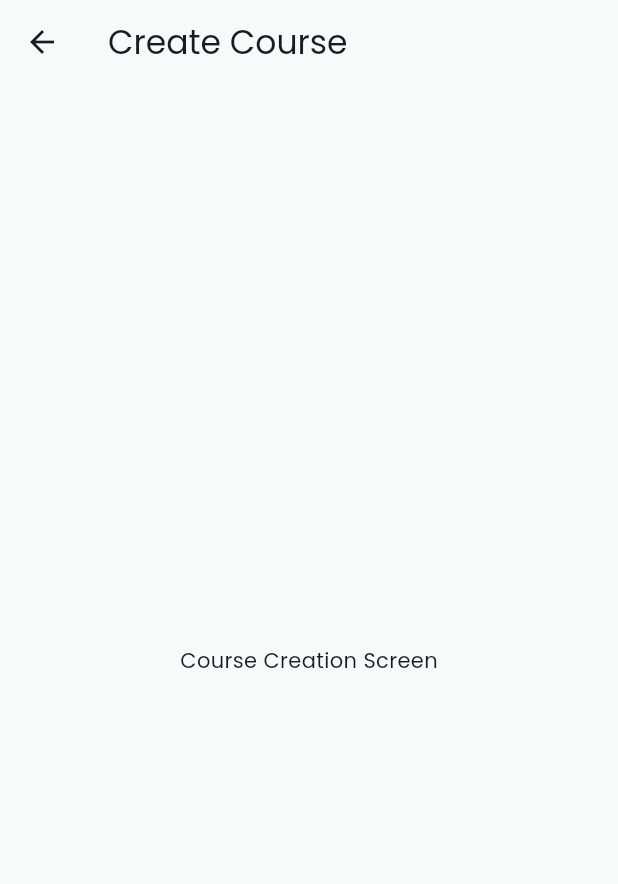
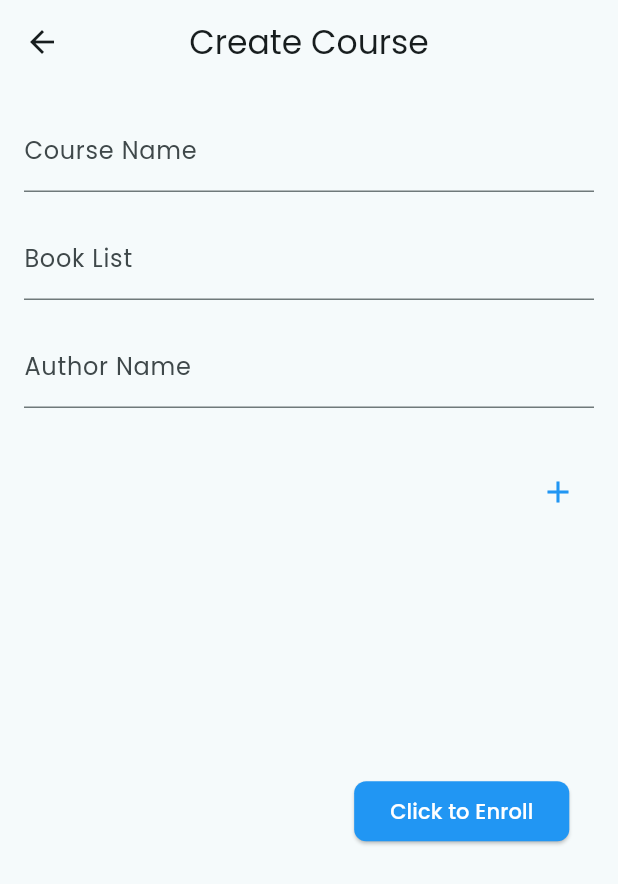
Before and after one commit to IamSAShuvo/classroom-app, a Flutter app: the CreateCourseScreen screen opened directly, on a phone screen of 412 x 824 dp. Shown: the top 884 px of the screen. Run offline on Flutter 3.47's test engine with Material 3 defaults, Android fonts, the phone set to English and light mode, and no system bars; our stand-ins replace flutter_svg.

Commit message:
feat: make a widget to create course under teacher

```diff
--- a/lib/components/widgets/createCourseScreen/create_course_screen.dart
+++ b/lib/components/widgets/createCourseScreen/create_course_screen.dart
@@ -1,16 +1,176 @@
+import 'dart:convert';
+import 'package:classroom_app/components/utils/global_authorization_token.dart';
 import 'package:flutter/material.dart';
+import 'package:http/http.dart' as http;
 
-class CreateCourseScreen extends StatelessWidget {
+class CreateCourseScreen extends StatefulWidget {
   const CreateCourseScreen({super.key});
+
+  @override
+  State<CreateCourseScreen> createState() => _CreateCourseScreenState();
+}
+
+class _CreateCourseScreenState extends State<CreateCourseScreen> {
+  final TextEditingController courseNameController = TextEditingController();
+  final TextEditingController courseTeacherController = TextEditingController();
+  List<Map<String, TextEditingController>> bookControllers = [];
+
+  @override
+  void initState() {
+    super.initState();
+    addBookInputFields();
+  }
+
+  void addBookInputFields() {
+    setState(() {
+      bookControllers.add({
+        'bookName': TextEditingController(),
+        'authorName': TextEditingController(),
+      });
+    });
+  }
+
+  Future<void> createCourse() async {
+    final courseTitle = courseNameController.text;
+
+    final books = bookControllers.map((controllers) {
+      return {
+        'name': controllers['bookName']?.text ?? '',
+        'author': controllers['authorName']?.text ?? '',
+      };
+    }).toList();
+
+    final requestBody = {
+      'courseTitle': courseTitle,
+      'books': books,
+    };
+
+    const apiUrl = 'http://10.0.2.2:8080/course/create';
+    try {
+      final response = await http.post(
+        Uri.parse(apiUrl),
+        headers: {
+          'Authorization': 'Bearer $authToken',
+          'Content-Type': 'application/json',
+        },
+        body: jsonEncode(requestBody),
+      );
+
+      if (response.statusCode == 200) {
+        ScaffoldMessenger.of(context).showSnackBar(
+          const SnackBar(content: Text('Course created successfully!')),
+        );
+        Navigator.pop(context);
+      } else {
+        ScaffoldMessenger.of(context).showSnackBar(
+          SnackBar(content: Text('Error: ${response.body}')),
+        );
+      }
+    } catch (e) {
+      ScaffoldMessenger.of(context).showSnackBar(
+        SnackBar(content: Text('Exception: $e')),
+      );
+    }
+  }
+
+  @override
+  void dispose() {
+    courseNameController.dispose();
+    courseTeacherController.dispose();
+    for (var controllers in bookControllers) {
+      controllers['bookName']?.dispose();
+      controllers['authorName']?.dispose();
+    }
+    super.dispose();
+  }
 
   @override
   Widget build(BuildContext context) {
     return Scaffold(
       appBar: AppBar(
         title: const Text('Create Course'),
+        centerTitle: true,
       ),
-      body: const Center(
-        child: Text('Course Creation Screen'),
+      body: SingleChildScrollView(
+        padding: const EdgeInsets.all(16.0),
+        child: Column(
+          crossAxisAlignment: CrossAxisAlignment.start,
+          children: [
+            // Course Name Input
+            TextField(
+              controller: courseNameController,
+              decoration: const InputDecoration(
+                labelText: 'Course Name',
+                // border: OutlineInputBorder(),
+              ),
+            ),
+            const SizedBox(height: 16),
+
+            Column(
+              children: [
+                ...bookControllers.map((controllers) {
+                  return Column(
+                    children: [
+                      TextField(
+                        controller: controllers['bookName'],
+                        decoration: InputDecoration(
+                          labelText: 'Book List',
+                          // border: const OutlineInputBorder(),
+                        ),
+                      ),
+                      const SizedBox(height: 16),
+                      TextField(
+                        controller: controllers['authorName'],
+                        decoration: const InputDecoration(
+                          labelText: 'Author Name',
+                          // border: OutlineInputBorder(),
+                        ),
+                      ),
+                      const SizedBox(height: 16),
+                    ],
+                  );
+                }).toList(),
+              ],
+            ),
+
+            const SizedBox(height: 16),
+            // Add Book Button
+            Row(
+              mainAxisAlignment: MainAxisAlignment.end,
+              children: [
+                IconButton(
+                  onPressed: addBookInputFields,
+                  icon: const Icon(Icons.add),
+                  color: Colors.blue,
+                  tooltip: 'Add Book',
+                ),
+              ],
+            ),
+
+            Padding(
+              padding: EdgeInsets.only(
+                top: MediaQuery.of(context).size.height * 0.2,
+                right: MediaQuery.of(context).size.width * 0.04,
+              ),
+              child: Align(
+                alignment: Alignment.topRight,
+                child: ElevatedButton(
+                  onPressed: createCourse,
+                  style: ElevatedButton.styleFrom(
+                    backgroundColor: Colors.blue,
+                    shape: RoundedRectangleBorder(
+                      borderRadius: BorderRadius.circular(8),
+                    ),
+                  ),
+                  child: const Text(
+                    'Click to Enroll',
+                    style: TextStyle(color: Colors.white),
+                  ),
+                ),
+              ),
+            ),
+          ],
+        ),
       ),
     );
   }
```
